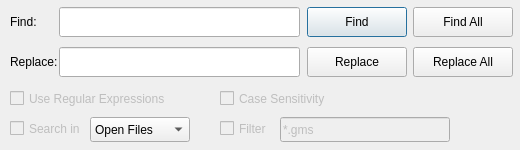
GAMS-dev/studio, file src/searchwidget.ui: the form before one commit.
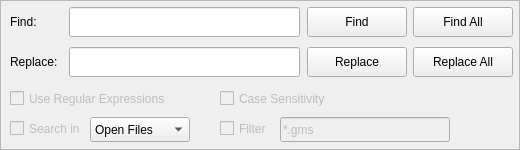
The form after the commit.

Commit message:
basic show/hide of search widget
changed qdialog to qframe for search

```diff
--- a/src/searchwidget.ui
+++ b/src/searchwidget.ui
@@ -1,7 +1,7 @@
 <?xml version="1.0" encoding="UTF-8"?>
 <ui version="4.0">
  <class>SearchWidget</class>
- <widget class="QDialog" name="SearchWidget">
+ <widget class="QFrame" name="SearchWidget">
   <property name="geometry">
    <rect>
     <x>0</x>
@@ -10,20 +10,11 @@
     <height>150</height>
    </rect>
   </property>
-  <property name="minimumSize">
-   <size>
-    <width>520</width>
-    <height>150</height>
-   </size>
+  <property name="frameShape">
+   <enum>QFrame::StyledPanel</enum>
   </property>
-  <property name="maximumSize">
-   <size>
-    <width>520</width>
-    <height>150</height>
-   </size>
-  </property>
-  <property name="windowTitle">
-   <string>Dialog</string>
+  <property name="frameShadow">
+   <enum>QFrame::Sunken</enum>
   </property>
   <widget class="QPushButton" name="buttonFind">
    <property name="geometry">
@@ -66,9 +57,9 @@
   <widget class="QLineEdit" name="lineEdit">
    <property name="geometry">
     <rect>
-     <x>59</x>
+     <x>69</x>
      <y>7</y>
-     <width>241</width>
+     <width>231</width>
      <height>30</height>
     </rect>
    </property>
@@ -102,9 +93,9 @@
   <widget class="QLineEdit" name="lineEdit_2">
    <property name="geometry">
     <rect>
-     <x>59</x>
+     <x>69</x>
      <y>47</y>
-     <width>241</width>
+     <width>231</width>
      <height>30</height>
     </rect>
    </property>
```
The commit also changes 5 other files.
